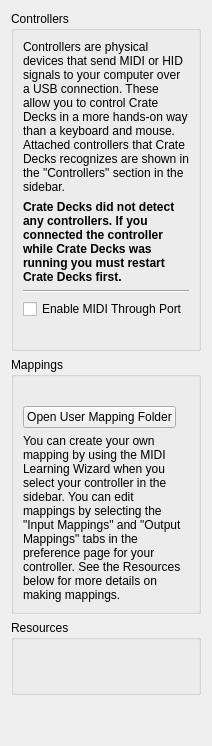
The window that src/controllers/dlgprefcontrollersdlg.ui (thecrateapp/crate-decks) describes before a commit, drawn with Qt 5.
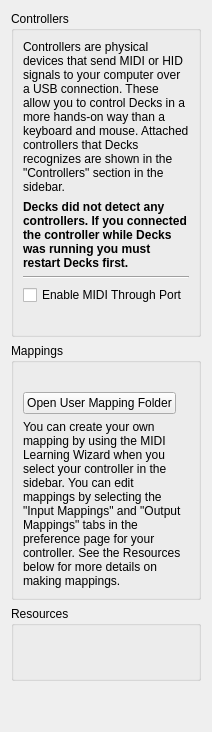
The same window after the commit.

Commit message: feat(decks): call the application Decks

Diff of the .ui file:
```diff
--- a/src/controllers/dlgprefcontrollersdlg.ui
+++ b/src/controllers/dlgprefcontrollersdlg.ui
@@ -27,7 +27,7 @@
          </sizepolicy>
         </property>
         <property name="text">
-         <string>Controllers are physical devices that send MIDI or HID signals to your computer over a USB connection. These allow you to control Crate Decks in a more hands-on way than a keyboard and mouse. Attached controllers that Crate Decks recognizes are shown in the &quot;Controllers&quot; section in the sidebar.</string>
+         <string>Controllers are physical devices that send MIDI or HID signals to your computer over a USB connection. These allow you to control Decks in a more hands-on way than a keyboard and mouse. Attached controllers that Decks recognizes are shown in the &quot;Controllers&quot; section in the sidebar.</string>
         </property>
         <property name="wordWrap">
          <bool>true</bool>
@@ -62,7 +62,7 @@
          <string notr="true">QLabel { font-weight: bold; }</string>
         </property>
         <property name="text">
-         <string>Crate Decks did not detect any controllers. If you connected the controller while Crate Decks was running you must restart Crate Decks first.</string>
+         <string>Decks did not detect any controllers. If you connected the controller while Decks was running you must restart Decks first.</string>
         </property>
         <property name="wordWrap">
          <bool>true</bool>
```
The commit also changes 102 other files.
